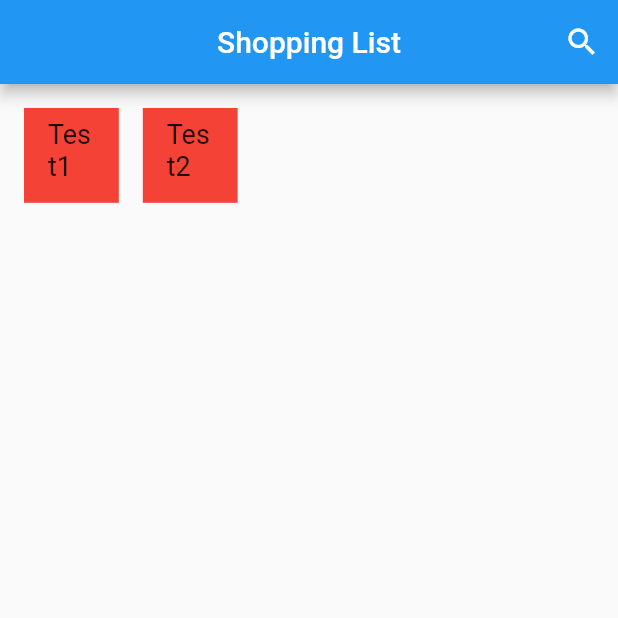
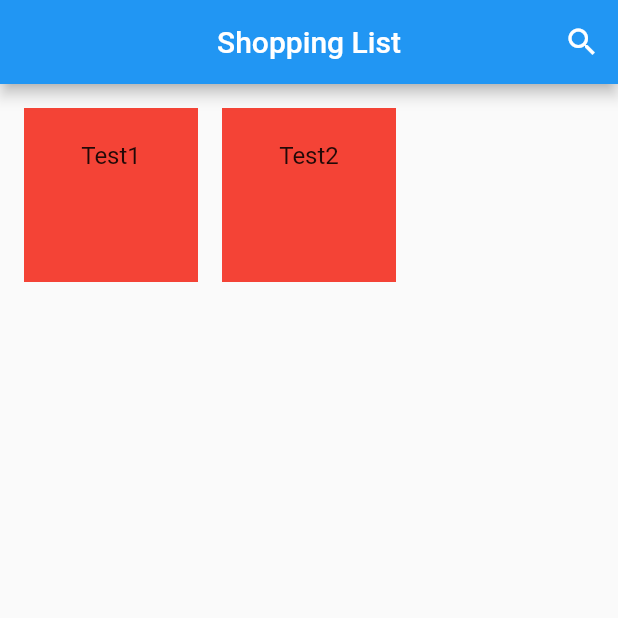
Before and after one commit to hkfdlr/ShoppingListFlutter, a Flutter app: the screen it shows after launch, on a phone screen of 412 x 824 dp, the top half of it. Run offline on Flutter 3.47's test engine with Material 2 defaults, Android fonts, the light colour scheme and no system bars.

Commit message:
mobile checks, itemDataService

```diff
--- a/shoppinglistflutter/lib/addItem.dart
+++ b/shoppinglistflutter/lib/addItem.dart
@@ -1,8 +1,11 @@
 import 'package:flutter/material.dart';
 import 'item.dart' as item;
+import 'constants.dart' as specs;
 
 class AddItem {
   item.ItemBuilder itemBuilder = item.ItemBuilder();
+  specs.Constants constants = specs.Constants();
+
 
   buildGrid(List<String> suggestionList) {
     return build(suggestionList);
@@ -10,7 +13,7 @@ class AddItem {
 
   Widget build(List<String> suggestionList) {
     return GridView.count(
-      crossAxisCount: 5,
+      crossAxisCount: specs.Constants.isMobile() ? 3 : 5,
       padding: const EdgeInsets.fromLTRB(0, 0, 16, 0),
       children: List.generate(suggestionList.length, (index) {
         return Container(
--- /dev/null
+++ b/shoppinglistflutter/lib/constants.dart
@@ -0,0 +1,17 @@
+import 'dart:io' show Platform;
+import 'package:flutter/foundation.dart';
+
+class Constants  {
+
+  static isMobile() {
+    if (kIsWeb) {
+      return false;
+    } else {
+      try {
+        return Platform.isAndroid || Platform.isIOS;
+      } catch(e) {
+        throw e;
+      };
+    }
+  }
+}
--- a/shoppinglistflutter/lib/item.dart
+++ b/shoppinglistflutter/lib/item.dart
@@ -1,6 +1,11 @@
 import 'package:flutter/material.dart';
+import 'constants.dart' as specs;
+import 'itemData.service.dart' as item_data_service;
 
 class ItemBuilder {
+  specs.Constants constants = specs.Constants();
+
+
   buildItem(String groceries, Color color) {
     return _buildItem(groceries, color);
   }
@@ -8,11 +13,22 @@ class ItemBuilder {
   Widget _buildItem(String groceries, Color color) {
     return ListTile(
       title: Text(
-        groceries,
-        style: const TextStyle(fontSize: 18.0),
-      ),
+          groceries,
+          style: TextStyle(fontSize: specs.Constants.isMobile() ? 16 : 18),
+          textAlign: TextAlign.center,
+          overflow: TextOverflow.ellipsis,
+        ),
       enabled: true,
+      onTap: () {
+        if (item_data_service.ItemDataService.addedGroceries.contains(groceries)) {
+          item_data_service.ItemDataService.removeItem(groceries);
+
+        } else {
+          item_data_service.ItemDataService.addItem(groceries);
+        }
+      },
       tileColor: color,
+      contentPadding: const EdgeInsets.fromLTRB(4, 4, 4, 4),
     );
   }
 }
--- /dev/null
+++ b/shoppinglistflutter/lib/itemData.service.dart
@@ -0,0 +1,25 @@
+class ItemDataService {
+  static var addedGroceries = <String>['Test1', 'Test2'];
+
+  static var suggestedGroceries = [
+    'Apple','Banana','Strawberry', 'Avocado', 'Bell Pepper', 'Carrot', 'Garlic', 'Lemon',
+    'Onion', 'Parsley', 'Cilantro', 'Basil', 'Potato', 'Spinach', 'Tomato', 'Bread', 'Pasta',
+    'Quinoa', 'Rice', 'Tortilla', 'Chicken', 'Eggs', 'Ground Beef', 'Turkey', 'Butter',
+    'Sliced Cheese', 'Shredded Cheese', 'Milk', 'Sour Cream', 'Greek Yogurt', 'Yoghurt',
+    'Baking powder', 'Baking Soda', 'Sugar', 'Brown Sugar', 'Flour', 'Honey', 'Vanilla',
+    'Dry Yeast', 'Chocolate Chips', 'Cocoa Powder', 'Powdered Sugar', 'Corn', 'Broccoli',
+    'Pizza', 'Stock', 'Broth', 'Salsa', 'Jam', 'Jelly', 'Peanut Butter', 'Pasta Sauce',
+    'Black Beans', 'Soups', 'Tuna', 'Chili'
+  ];
+
+  static addItem(groceries) {
+    addedGroceries.add(groceries);
+    addedGroceries.sort((a,b) {
+      return a.toLowerCase().compareTo(b.toLowerCase());
+    });
+  }
+
+  static removeItem(groceries) {
+    addedGroceries.remove(groceries);
+  }
+}
--- a/shoppinglistflutter/lib/main.dart
+++ b/shoppinglistflutter/lib/main.dart
@@ -1,8 +1,12 @@
+import 'package:flutter/foundation.dart';
 import 'package:flutter/material.dart';
 import 'item.dart' as item;
 import 'addItem.dart' as add_item;
+import 'constants.dart' as specs;
+import 'itemData.service.dart' as item_data_service;
 
 void main() {
+  specs.Constants constants = specs.Constants();
   runApp(ShoppingListApp());
 }
 
@@ -55,12 +59,12 @@ class _ShoppingListState extends State<ShoppingList> {
 
   Widget _buildGrid() {
     return GridView.count(
-      crossAxisCount: 5,
+      crossAxisCount: specs.Constants.isMobile() ? 3 : 5,
       padding: const EdgeInsets.fromLTRB(0, 0, 16, 0),
-      children: List.generate(widget.groceries.length, (index) {
+      children: List.generate(item_data_service.ItemDataService.addedGroceries.length, (index) {
         return Container(
           padding: const EdgeInsets.fromLTRB(16, 16, 0, 0),
-          child: itemBuilder.buildItem(widget.groceries[index], Colors.red),
+          child: itemBuilder.buildItem(item_data_service.ItemDataService.addedGroceries[index], Colors.red),
         );
       }),
     );
@@ -94,7 +98,6 @@ class onSearch extends SearchDelegate {
 
   @override
   Widget buildResults(BuildContext context) {
-    debugPrint(context.toString());
     return Container();
   }
 
@@ -102,10 +105,11 @@ class onSearch extends SearchDelegate {
   Widget buildSuggestions(BuildContext context) {
     List<String> suggestionList = [];
     query.isEmpty
-      ? suggestionList = addItem.suggestedGroceries
-      : suggestionList.addAll(addItem.suggestedGroceries.where(
+      ? suggestionList = item_data_service.ItemDataService.suggestedGroceries
+      : suggestionList.addAll(item_data_service.ItemDataService.suggestedGroceries.where(
             (element) => element.toLowerCase().contains(query.toLowerCase())
     ));
+
     return addItem.buildGrid(suggestionList);
   }
 
```
Also changed, not shown: 1 other file.
